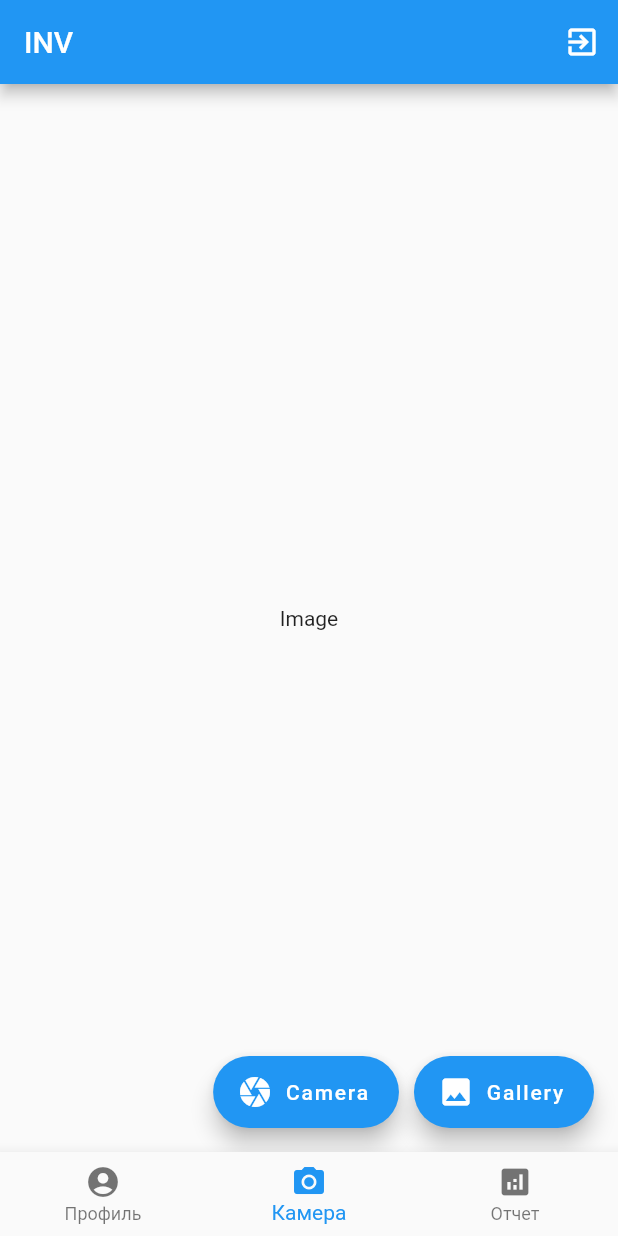
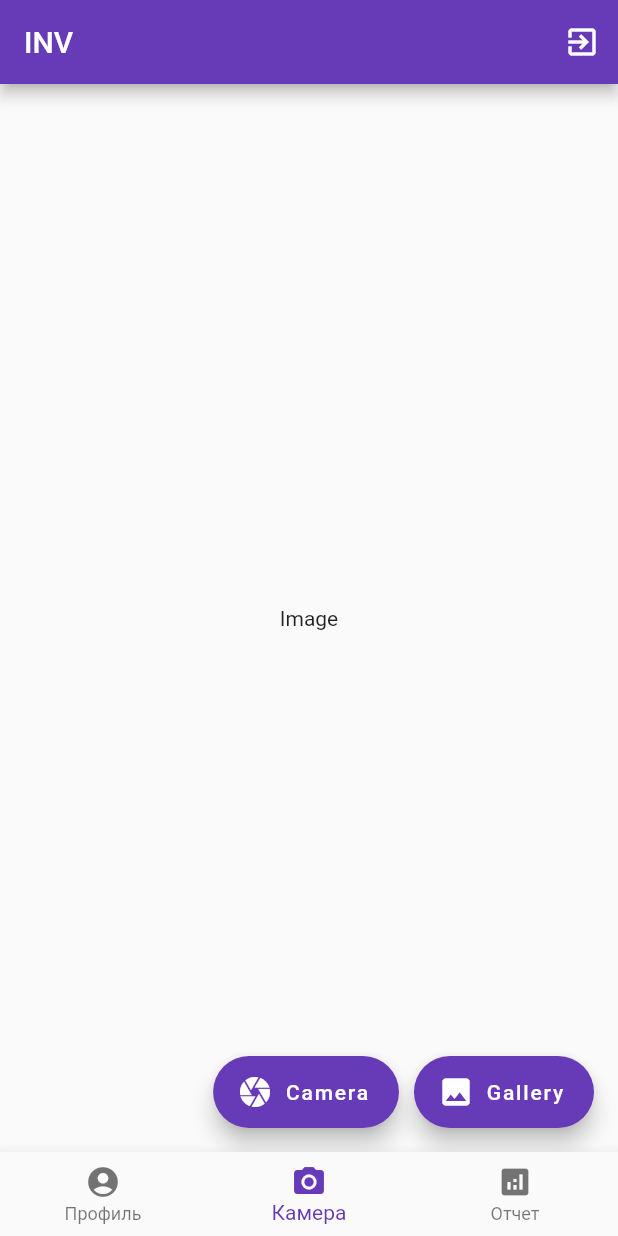
Before and after one commit to Nairaceorex/mob_cli_for_coll_inv_num, a Flutter app: the screen it shows after launch, item 2 of the bottom bar chosen, after a tap on "Camera", on a phone screen of 412 x 824 dp. Run offline on Flutter 3.47's test engine with Material 2 defaults, Android fonts, the phone set to English and light mode, and no system bars; our stand-ins replace flutter_image_compress, image_cropper, image_picker.

Commit message:
updated design profile, splash screen, crop editor

```diff
--- a/lib/Pages/CameraPage.dart
+++ b/lib/Pages/CameraPage.dart
@@ -26,8 +26,9 @@ class _CameraPageState extends State<CameraPage>{
 
     AndroidUiSettings androidUiSettingsLocked() => AndroidUiSettings(
       toolbarTitle: 'Crop Image',
-      toolbarColor: Colors.blue,
+      toolbarColor: Colors.deepPurpleAccent,
       toolbarWidgetColor: Colors.white,
+      activeControlsWidgetColor: Colors.deepPurpleAccent,
       initAspectRatio: CropAspectRatioPreset.original,
       lockAspectRatio: false,
     );
--- a/lib/Pages/HomePage.dart
+++ b/lib/Pages/HomePage.dart
@@ -42,7 +42,7 @@ class _HomePageState extends State<HomePage>{
                                   width: innerWidth,
                                   decoration: BoxDecoration(
                                     borderRadius: BorderRadius.circular(30),
-                                    color: Colors.blue,
+                                    color: Colors.deepPurpleAccent,
                                   ),
                                   child: Column(
                                     children: [
@@ -120,7 +120,22 @@ class _HomePageState extends State<HomePage>{
                                   ),
                                 )
                             ),
+                            Positioned(
+                              top: 0,
+                              left: 0,
+                              right: 0,
+                              child: Center(
+                                child: Container(
+                                  child: Image.asset(
+                                      'assets/logo/inventory.png',
+                                    width: innerWidth*0.4,
 
+                                    fit: BoxFit.fitWidth,
+                                  ),
+
+                                ),
+                              ),
+                            )
                           ],
                         );
                       },
@@ -132,9 +147,10 @@ class _HomePageState extends State<HomePage>{
                   Container(
                     height: height*0.5,
                     width: width*0.95,
+
                     decoration: BoxDecoration(
                       borderRadius: BorderRadius.circular(30),
-                      color: Colors.blue,
+                      color: Colors.deepPurpleAccent,
                     ),
                     child: Padding(
                       padding: const EdgeInsets.symmetric(horizontal: 15),
@@ -156,9 +172,26 @@ class _HomePageState extends State<HomePage>{
                           ),
                           Container(
                             height: height*0.15,
+                            width: width,
                             decoration: BoxDecoration(
-                              color: Colors.indigo,
+                              color: Colors.deepPurple,
                               borderRadius: BorderRadius.circular(30),
+                            ),
+                            child: Padding(
+                              padding: const EdgeInsets.all(8.0),
+                              child: Row(
+                                mainAxisAlignment: MainAxisAlignment.center,
+                                children: [
+                                  Text(
+                                    user.email,
+                                    style: TextStyle(
+                                        color: Colors.white,
+                                        fontFamily: 'Nunito',
+                                        fontSize: 23
+                                    ),
+                                  ),
+                                ],
+                              ),
                             ),
                           ),
                           SizedBox(
@@ -177,9 +210,26 @@ class _HomePageState extends State<HomePage>{
                           ),
                           Container(
                             height: height*0.15,
+                            width: width,
                             decoration: BoxDecoration(
-                              color: Colors.indigo,
+                              color: Colors.deepPurple,
                               borderRadius: BorderRadius.circular(30),
+                            ),
+                            child: Padding(
+                              padding: const EdgeInsets.all(8.0),
+                              child: Row(
+                                mainAxisAlignment: MainAxisAlignment.center,
+                                children: [
+                                  Text(
+                                    user.company,
+                                    style: TextStyle(
+                                        color: Colors.white,
+                                        fontFamily: 'Nunito',
+                                        fontSize: 23
+                                    ),
+                                  ),
+                                ],
+                              ),
                             ),
                           ),
                         ],
--- a/lib/main.dart
+++ b/lib/main.dart
@@ -26,7 +26,7 @@ class MyApp extends StatelessWidget {
         // or simply save your changes to "hot reload" in a Flutter IDE).
         // Notice that the counter didn't reset back to zero; the application
         // is not restarted.
-        primarySwatch: Colors.blue,
+        primarySwatch: Colors.deepPurple,
       ),
       home: LandindPage(),
     );
--- a/pubspec.yaml
+++ b/pubspec.yaml
@@ -69,8 +69,8 @@ flutter:
   uses-material-design: true
 
   # To add assets to your application, add an assets section, like this:
-  #assets:
-   # - assets/logo/camera.png
+  assets:
+     - assets/logo/inventory.png
   #   - images/a_dot_ham.jpeg
 
   # An image asset can refer to one or more resolution-specific "variants", see
```
Also changed, not shown: assets/logo/inventory.png (added), assets/logo/shelf.png (added), 8 other files.
